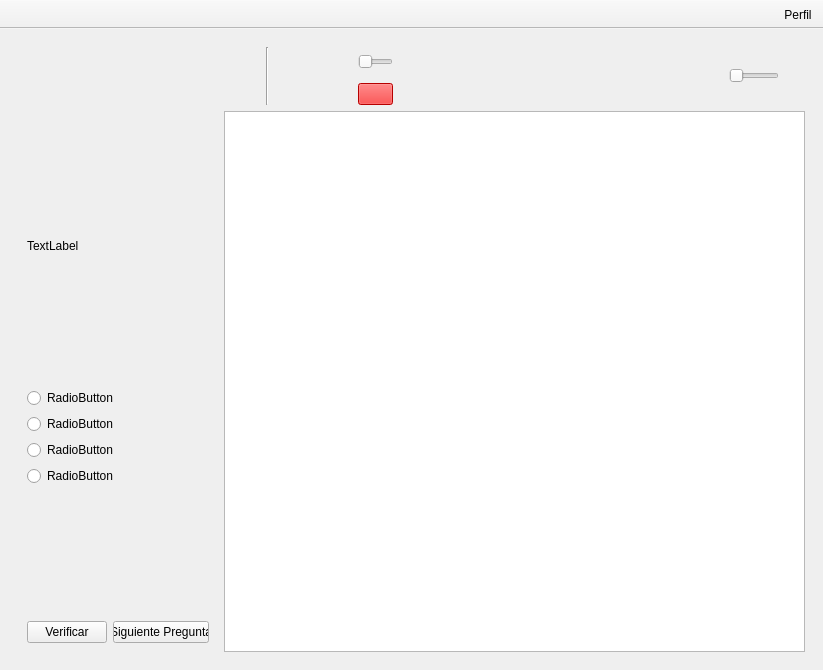
Old version of the form mainwindow.ui in the repository raqquel21/carta-nautica.
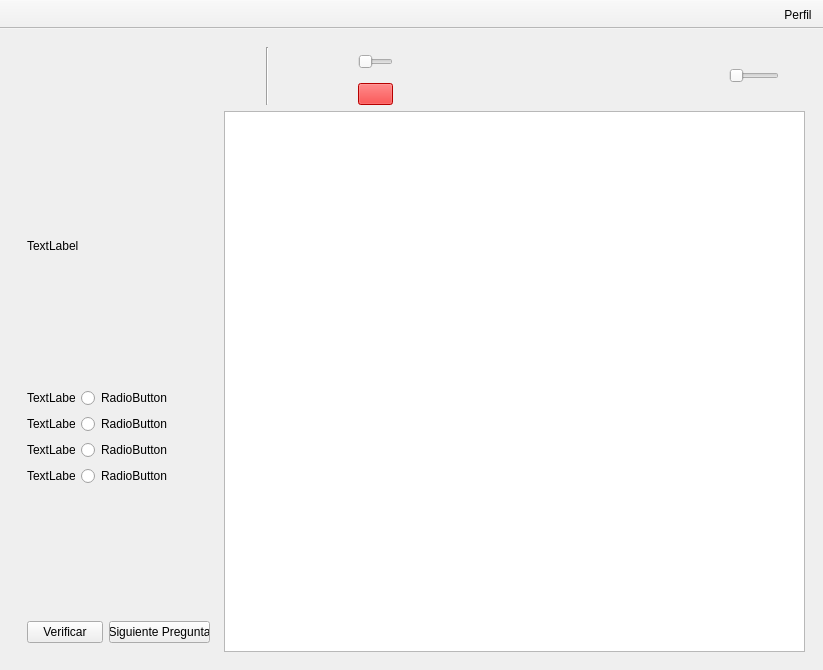
New version of the form. The open tabs and pages were chosen to show the change. Icons and pictures are not drawn.

Commit message: VERFICAR FUNCIONAAAAAA

The edit to the form file:
```diff
--- a/mainwindow.ui
+++ b/mainwindow.ui
@@ -741,20 +741,46 @@
             <property name="sizeConstraint">
              <enum>QLayout::SizeConstraint::SetDefaultConstraint</enum>
             </property>
-            <item row="3" column="0">
-             <spacer name="verticalSpacer_10">
-              <property name="orientation">
-               <enum>Qt::Orientation::Vertical</enum>
+            <item row="5" column="0">
+             <widget class="QLabel" name="res1">
+              <property name="sizePolicy">
+               <sizepolicy hsizetype="Minimum" vsizetype="Preferred">
+                <horstretch>0</horstretch>
+                <verstretch>0</verstretch>
+               </sizepolicy>
               </property>
-              <property name="sizeHint" stdset="0">
-               <size>
-                <width>20</width>
-                <height>40</height>
-               </size>
+              <property name="text">
+               <string>TextLabel</string>
               </property>
-             </spacer>
+             </widget>
             </item>
-            <item row="9" column="0">
+            <item row="7" column="0">
+             <widget class="QLabel" name="res3">
+              <property name="sizePolicy">
+               <sizepolicy hsizetype="Minimum" vsizetype="Preferred">
+                <horstretch>0</horstretch>
+                <verstretch>0</verstretch>
+               </sizepolicy>
+              </property>
+              <property name="text">
+               <string>TextLabel</string>
+              </property>
+             </widget>
+            </item>
+            <item row="5" column="1" colspan="3">
+             <widget class="QRadioButton" name="radioButton">
+              <property name="sizePolicy">
+               <sizepolicy hsizetype="MinimumExpanding" vsizetype="Maximum">
+                <horstretch>0</horstretch>
+                <verstretch>0</verstretch>
+               </sizepolicy>
+              </property>
+              <property name="text">
+               <string>RadioButton</string>
+              </property>
+             </widget>
+            </item>
+            <item row="10" column="0" colspan="2">
              <widget class="QPushButton" name="verificarButton">
               <property name="sizePolicy">
                <sizepolicy hsizetype="MinimumExpanding" vsizetype="Fixed">
@@ -767,23 +793,10 @@
               </property>
              </widget>
             </item>
-            <item row="8" column="0">
-             <spacer name="verticalSpacer_9">
-              <property name="orientation">
-               <enum>Qt::Orientation::Vertical</enum>
-              </property>
-              <property name="sizeHint" stdset="0">
-               <size>
-                <width>20</width>
-                <height>40</height>
-               </size>
-              </property>
-             </spacer>
-            </item>
-            <item row="7" column="0" colspan="2">
+            <item row="8" column="1" colspan="3">
              <widget class="QRadioButton" name="radioButton_4">
               <property name="sizePolicy">
-               <sizepolicy hsizetype="Minimum" vsizetype="Fixed">
+               <sizepolicy hsizetype="MinimumExpanding" vsizetype="Fixed">
                 <horstretch>0</horstretch>
                 <verstretch>0</verstretch>
                </sizepolicy>
@@ -793,39 +806,10 @@
               </property>
              </widget>
             </item>
-            <item row="0" column="0">
-             <spacer name="horizontalSpacer_5">
-              <property name="orientation">
-               <enum>Qt::Orientation::Horizontal</enum>
-              </property>
-              <property name="sizeHint" stdset="0">
-               <size>
-                <width>40</width>
-                <height>20</height>
-               </size>
-              </property>
-             </spacer>
-            </item>
-            <item row="2" column="0" colspan="2">
-             <widget class="QLabel" name="enunciadoLabel">
-              <property name="sizePolicy">
-               <sizepolicy hsizetype="MinimumExpanding" vsizetype="Preferred">
-                <horstretch>0</horstretch>
-                <verstretch>0</verstretch>
-               </sizepolicy>
-              </property>
-              <property name="text">
-               <string>TextLabel</string>
-              </property>
-              <property name="wordWrap">
-               <bool>true</bool>
-              </property>
-             </widget>
-            </item>
-            <item row="5" column="0" colspan="2">
+            <item row="6" column="1" colspan="3">
              <widget class="QRadioButton" name="radioButton_2">
               <property name="sizePolicy">
-               <sizepolicy hsizetype="Minimum" vsizetype="Fixed">
+               <sizepolicy hsizetype="MinimumExpanding" vsizetype="Fixed">
                 <horstretch>0</horstretch>
                 <verstretch>0</verstretch>
                </sizepolicy>
@@ -835,10 +819,68 @@
               </property>
              </widget>
             </item>
-            <item row="6" column="0" colspan="2">
+            <item row="9" column="0" colspan="4">
+             <spacer name="verticalSpacer_9">
+              <property name="orientation">
+               <enum>Qt::Orientation::Vertical</enum>
+              </property>
+              <property name="sizeHint" stdset="0">
+               <size>
+                <width>20</width>
+                <height>40</height>
+               </size>
+              </property>
+             </spacer>
+            </item>
+            <item row="0" column="3">
+             <widget class="QPushButton" name="sidebarButton">
+              <property name="styleSheet">
+               <string notr="true">QPushButton {
+    border: none;
+	background-repeat: no-repeat;
+    background-position: center;
+
+    min-width: 48px;
+    min-height: 48px;
+}
+
+</string>
+              </property>
+              <property name="text">
+               <string/>
+              </property>
+             </widget>
+            </item>
+            <item row="4" column="0" colspan="4">
+             <spacer name="verticalSpacer_10">
+              <property name="orientation">
+               <enum>Qt::Orientation::Vertical</enum>
+              </property>
+              <property name="sizeHint" stdset="0">
+               <size>
+                <width>20</width>
+                <height>40</height>
+               </size>
+              </property>
+             </spacer>
+            </item>
+            <item row="8" column="0">
+             <widget class="QLabel" name="res4">
+              <property name="sizePolicy">
+               <sizepolicy hsizetype="Minimum" vsizetype="Preferred">
+                <horstretch>0</horstretch>
+                <verstretch>0</verstretch>
+               </sizepolicy>
+              </property>
+              <property name="text">
+               <string>TextLabel</string>
+              </property>
+             </widget>
+            </item>
+            <item row="7" column="1" colspan="3">
              <widget class="QRadioButton" name="radioButton_3">
               <property name="sizePolicy">
-               <sizepolicy hsizetype="Minimum" vsizetype="Fixed">
+               <sizepolicy hsizetype="MinimumExpanding" vsizetype="Fixed">
                 <horstretch>0</horstretch>
                 <verstretch>0</verstretch>
                </sizepolicy>
@@ -848,33 +890,20 @@
               </property>
              </widget>
             </item>
-            <item row="1" column="0">
-             <spacer name="verticalSpacer_11">
-              <property name="orientation">
-               <enum>Qt::Orientation::Vertical</enum>
-              </property>
-              <property name="sizeHint" stdset="0">
-               <size>
-                <width>20</width>
-                <height>40</height>
-               </size>
-              </property>
-             </spacer>
-            </item>
-            <item row="4" column="0" colspan="2">
-             <widget class="QRadioButton" name="radioButton">
+            <item row="6" column="0">
+             <widget class="QLabel" name="res2">
               <property name="sizePolicy">
-               <sizepolicy hsizetype="Minimum" vsizetype="Maximum">
+               <sizepolicy hsizetype="Minimum" vsizetype="Preferred">
                 <horstretch>0</horstretch>
                 <verstretch>0</verstretch>
                </sizepolicy>
               </property>
               <property name="text">
-               <string>RadioButton</string>
+               <string>TextLabel</string>
               </property>
              </widget>
             </item>
-            <item row="9" column="1">
+            <item row="10" column="2" colspan="2">
              <widget class="QPushButton" name="sigButton">
               <property name="sizePolicy">
                <sizepolicy hsizetype="Minimum" vsizetype="Fixed">
@@ -887,25 +916,48 @@
               </property>
              </widget>
             </item>
-            <item row="0" column="1">
-             <widget class="QPushButton" name="sidebarButton">
-              <property name="styleSheet">
-               <string notr="true">QPushButton {
-    border: none;
-	background-repeat: no-repeat;
-    background-position: center;
-
-    min-width: 48px;
-    min-height: 48px;
-}
-
-</string>
+            <item row="2" column="0" colspan="4">
+             <spacer name="verticalSpacer_11">
+              <property name="orientation">
+               <enum>Qt::Orientation::Vertical</enum>
+              </property>
+              <property name="sizeHint" stdset="0">
+               <size>
+                <width>20</width>
+                <height>40</height>
+               </size>
+              </property>
+             </spacer>
+            </item>
+            <item row="3" column="0" colspan="4">
+             <widget class="QLabel" name="enunciadoLabel">
+              <property name="sizePolicy">
+               <sizepolicy hsizetype="MinimumExpanding" vsizetype="Preferred">
+                <horstretch>0</horstretch>
+                <verstretch>0</verstretch>
+               </sizepolicy>
               </property>
               <property name="text">
-               <string/>
+               <string>TextLabel</string>
+              </property>
+              <property name="wordWrap">
+               <bool>true</bool>
               </property>
              </widget>
             </item>
+            <item row="0" column="0" colspan="3">
+             <spacer name="horizontalSpacer_5">
+              <property name="orientation">
+               <enum>Qt::Orientation::Horizontal</enum>
+              </property>
+              <property name="sizeHint" stdset="0">
+               <size>
+                <width>40</width>
+                <height>20</height>
+               </size>
+              </property>
+             </spacer>
+            </item>
            </layout>
           </widget>
          </widget>
```
Left out of the diff: 2 changed lines with no effect on the pictures. The commit also changes 2 other files.
